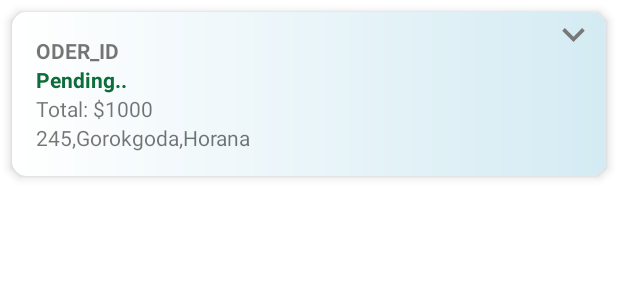
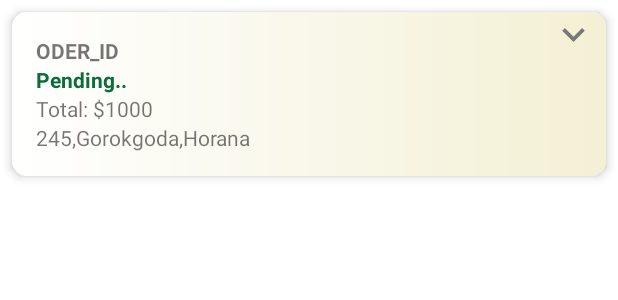
Before and after one commit to kalindus89/Food-Order-App-Staff, an Android app: the layout item_status.xml on its own in the app's theme, with its tools: preview values and no code run, on a phone screen of 412 x 824 dp. Shown: the top 300 px of the screen. Run offline under Robolectric (Android 15) with nearby library versions, the phone set to English and light mode, and no system bars.

Commit message:
Food-Order-App-Staff upload

```diff
--- a/app/src/main/res/drawable/item_gradient_color.xml
+++ b/app/src/main/res/drawable/item_gradient_color2.xml
@@ -2,7 +2,7 @@
 <shape xmlns:android="http://schemas.android.com/apk/res/android"
     android:shape="rectangle">
     <gradient
-        android:startColor="#D4EBF3"
+        android:startColor="#F3F0D4"
         android:endColor="#FFFFFF"
         android:angle="180" />
 </shape>
--- a/app/src/main/res/layout/activity_view_order_foods.xml
+++ b/app/src/main/res/layout/activity_view_order_foods.xml
@@ -57,13 +57,14 @@
             android:layout_width="match_parent"
             android:layout_height="match_parent"
             android:layout_gravity="center_vertical"
-            android:layout_margin="16dp"
+            android:background="@drawable/item_gradient_color"
             android:orientation="horizontal">
 
             <LinearLayout
                 android:layout_width="match_parent"
                 android:layout_height="wrap_content"
                 android:layout_gravity="center_vertical"
+                android:layout_margin="16dp"
                 android:orientation="vertical">
 
                 <TextView
--- a/app/src/main/res/layout/item_foods_only.xml
+++ b/app/src/main/res/layout/item_foods_only.xml
@@ -11,13 +11,14 @@
         android:layout_width="match_parent"
         android:layout_height="match_parent"
         android:layout_gravity="center_vertical"
-        android:layout_margin="16dp"
+        android:background="@drawable/item_gradient_color2"
         android:orientation="horizontal">
 
         <LinearLayout
             android:layout_width="match_parent"
             android:layout_height="wrap_content"
             android:layout_gravity="center_vertical"
+            android:layout_margin="16dp"
             android:orientation="vertical">
 
             <TextView
--- a/app/src/main/res/layout/item_status.xml
+++ b/app/src/main/res/layout/item_status.xml
@@ -12,7 +12,7 @@
         android:layout_height="match_parent"
         android:layout_gravity="center_vertical"
         android:weightSum="10"
-        android:background="@drawable/item_gradient_color"
+        android:background="@drawable/item_gradient_color2"
         android:orientation="horizontal">
 
         <LinearLayout
```
